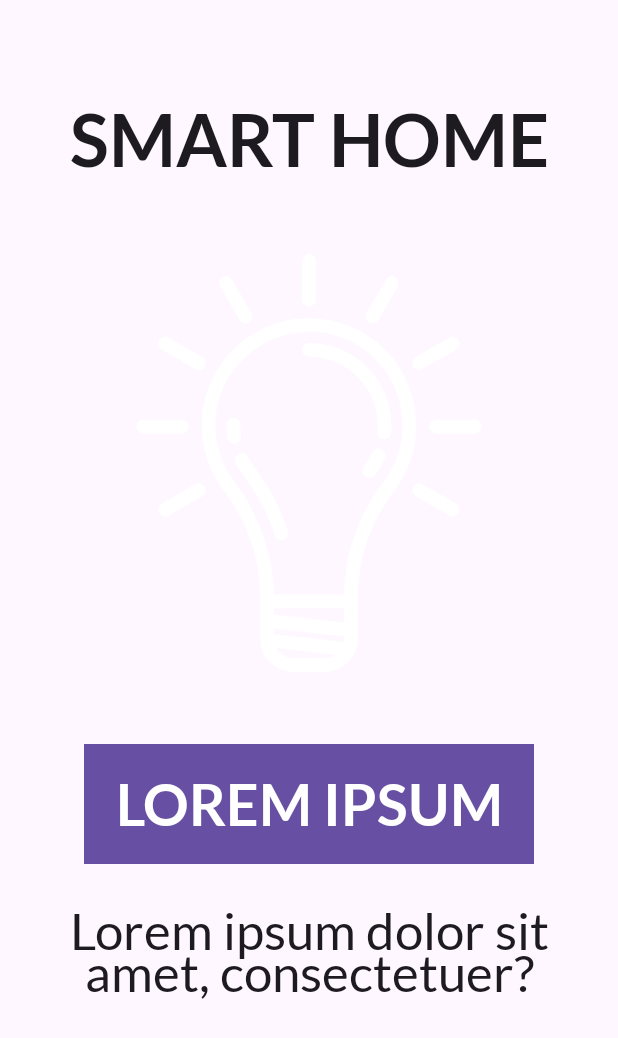
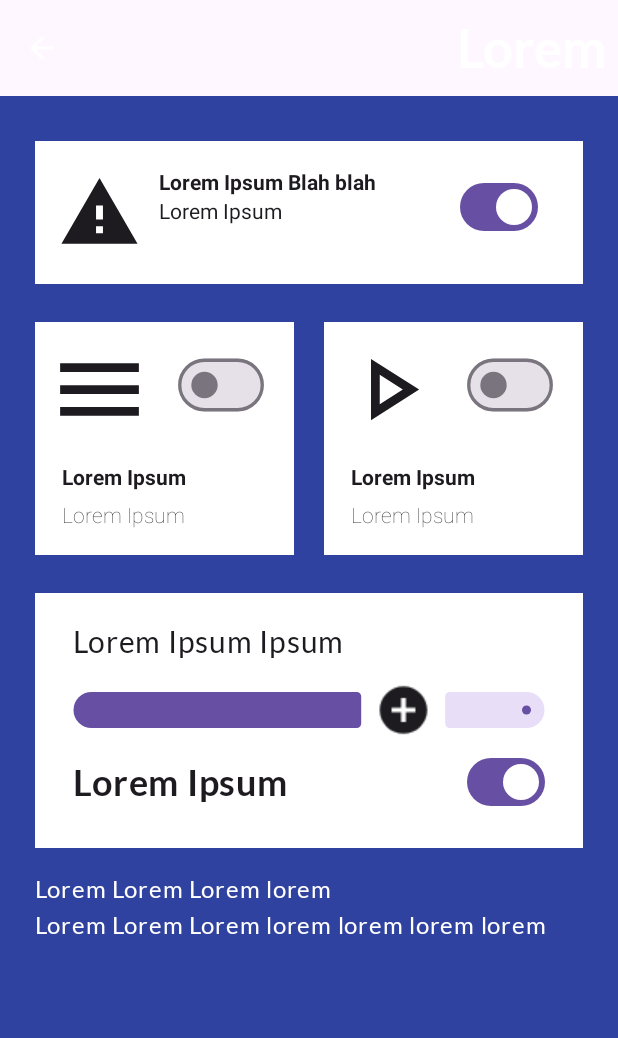
Before and after one commit to GouravShDev/smart_home_app, an Android app built with Jetpack Compose: the screen it shows after launch (MainActivity), on a phone screen of 412 x 824 dp. Shown: the top 1038 px of the screen. Run offline under Robolectric (Android 15) with nearby library versions, the phone set to English and light mode, and no system bars.

Commit message:
feat: added Home Screen

```diff
--- a/src/app/src/main/java/com/gouravsh/smarthomeapp/MainActivity.kt
+++ b/src/app/src/main/java/com/gouravsh/smarthomeapp/MainActivity.kt
@@ -7,7 +7,7 @@ import androidx.compose.foundation.layout.fillMaxSize
 import androidx.compose.material3.Surface
 import androidx.compose.ui.Modifier
 import com.example.compose.SmartHomeAppTheme
-import com.gouravsh.smarthomeapp.screens.IntroScreen
+import com.gouravsh.smarthomeapp.screens.HomeScreen
 
 
 class MainActivity : ComponentActivity() {
@@ -19,7 +19,9 @@ class MainActivity : ComponentActivity() {
                 Surface(
                     modifier = Modifier.fillMaxSize(),
                 ) {
-                    IntroScreen()
+//                    SmartHomeNavHost()
+//                    SignInScreen()
+                    HomeScreen()
                 }
             }
         }
--- /dev/null
+++ b/src/app/src/main/java/com/gouravsh/smarthomeapp/screens/HomeScreen.kt
@@ -0,0 +1,264 @@
+package com.gouravsh.smarthomeapp.screens
+
+import androidx.compose.foundation.layout.Arrangement
+import androidx.compose.foundation.layout.Column
+import androidx.compose.foundation.layout.Row
+import androidx.compose.foundation.layout.Spacer
+import androidx.compose.foundation.layout.fillMaxSize
+import androidx.compose.foundation.layout.fillMaxWidth
+import androidx.compose.foundation.layout.height
+import androidx.compose.foundation.layout.padding
+import androidx.compose.foundation.layout.size
+import androidx.compose.foundation.layout.width
+import androidx.compose.foundation.shape.RoundedCornerShape
+import androidx.compose.material.icons.Icons
+import androidx.compose.material.icons.filled.AddCircle
+import androidx.compose.material.icons.filled.Warning
+import androidx.compose.material.icons.outlined.Menu
+import androidx.compose.material.icons.outlined.PlayArrow
+import androidx.compose.material3.Card
+import androidx.compose.material3.CardDefaults
+import androidx.compose.material3.ExperimentalMaterial3Api
+import androidx.compose.material3.Icon
+import androidx.compose.material3.MaterialTheme
+import androidx.compose.material3.Scaffold
+import androidx.compose.material3.Slider
+import androidx.compose.material3.SliderDefaults
+import androidx.compose.material3.Switch
+import androidx.compose.material3.Text
+import androidx.compose.runtime.Composable
+import androidx.compose.ui.Alignment
+import androidx.compose.ui.Modifier
+import androidx.compose.ui.draw.scale
+import androidx.compose.ui.graphics.Color
+import androidx.compose.ui.graphics.RectangleShape
+import androidx.compose.ui.text.font.FontWeight
+import androidx.compose.ui.tooling.preview.Preview
+import androidx.compose.ui.unit.dp
+import androidx.compose.ui.unit.sp
+import com.gouravsh.smarthomeapp.ui.common.AppTopBar
+import com.gouravsh.smarthomeapp.ui.navigation.NavigationDestination
+
+object HomeScreenDestination : NavigationDestination {
+    override val route: String
+        get() = "home"
+    override val titleRes: Int
+        get() = TODO("Not yet implemented")
+
+}
+
+@OptIn(ExperimentalMaterial3Api::class)
+@Composable
+fun HomeScreen(modifier: Modifier = Modifier) {
+    Scaffold(
+        topBar = { AppTopBar() },
+        containerColor = Color(0xFF30429F)
+    ) { it ->
+        Column(
+            modifier = modifier.padding(
+                bottom = it.calculateBottomPadding(),
+                top = it.calculateTopPadding() + 30.dp, start = 23.dp, end = 23.dp
+            ),
+            horizontalAlignment = Alignment.CenterHorizontally,
+
+            ) {
+            Card(
+                modifier = Modifier.fillMaxWidth(),
+                shape = RectangleShape,
+                colors = CardDefaults.cardColors(
+                    containerColor = Color.White
+                )
+            )
+            {
+
+                Row(modifier = Modifier.padding(horizontal = 15.dp, vertical = 20.dp)) {
+                    Icon(
+                        imageVector = Icons.Filled.Warning, contentDescription = null,
+                        modifier = modifier.size(55.dp)
+                    )
+                    Column(modifier = Modifier.padding(start = 12.dp, end = 16.dp)) {
+                        Text(
+
+                            text = "Lorem Ipsum Blah blah",
+                            style = MaterialTheme.typography.titleMedium,
+                            fontWeight = FontWeight.Bold
+                        )
+                        Spacer(modifier.height(3.dp))
+                        Text(
+                            text = "Lorem Ipsum",
+                            style = MaterialTheme.typography.bodyMedium
+                        )
+                    }
+                    Spacer(modifier = Modifier.width(40.dp))
+                    Switch(modifier = Modifier, checked = true,
+                        onCheckedChange = {})
+                }
+
+
+            }
+            Row(
+                modifier = Modifier
+                    .fillMaxWidth()
+                    .padding(vertical = 25.dp)
+            )
+            {
+
+                Card(
+                    Modifier
+                        .fillMaxWidth()
+                        .weight(0.4f),
+                    shape = RectangleShape,
+                    colors = CardDefaults.cardColors(
+                        containerColor = Color.White
+                    )
+                ) {
+                    Row(modifier = Modifier.padding(vertical = 10.dp, horizontal = 8.dp)) {
+                        Icon(
+                            imageVector = Icons.Outlined.Menu,
+                            contentDescription = null,
+                            modifier = Modifier.size(70.dp)
+                        )
+                        Spacer(Modifier.width(20.dp))
+                        Switch(
+                            modifier = Modifier
+                                .padding(top = 8.dp)
+                                .scale(1.1f), checked = false,
+                            onCheckedChange = {})
+                    }
+                    Column(modifier = Modifier.padding(horizontal = 18.dp)) {
+                        Text(
+                            modifier = Modifier.padding(vertical = 6.dp),
+                            text = "Lorem Ipsum",
+                            style = MaterialTheme.typography.bodyMedium,
+                            fontWeight = FontWeight.Bold
+                        )
+                        Text(
+                            modifier = Modifier.padding(top = 3.dp, bottom = 18.dp),
+                            text = "Lorem Ipsum",
+                            style = MaterialTheme.typography.bodySmall,
+                            fontWeight = FontWeight.ExtraLight
+                        )
+                    }
+                }
+                Spacer(modifier = Modifier.width(20.dp))
+                Card(
+                    Modifier
+                        .fillMaxWidth()
+                        .weight(0.4f),
+                    shape = RectangleShape,
+                    colors = CardDefaults.cardColors(
+                        containerColor = Color.White
+                    )
+                ) {
+                    Row(modifier = Modifier.padding(vertical = 10.dp, horizontal = 8.dp)) {
+                        Icon(
+                            imageVector = Icons.Outlined.PlayArrow,
+                            contentDescription = null,
+                            modifier = Modifier.size(70.dp)
+                        )
+                        Spacer(Modifier.width(20.dp))
+                        Switch(
+                            modifier = Modifier
+                                .padding(top = 8.dp)
+                                .scale(1.1f), checked = false,
+                            onCheckedChange = {})
+                    }
+                    Column(modifier = Modifier.padding(horizontal = 18.dp)) {
+                        Text(
+                            modifier = Modifier.padding(vertical = 6.dp),
+                            text = "Lorem Ipsum",
+                            style = MaterialTheme.typography.bodyMedium,
+                            fontWeight = FontWeight.Bold
+                        )
+                        Text(
+                            modifier = Modifier.padding(top = 3.dp, bottom = 18.dp),
+                            text = "Lorem Ipsum",
+                            style = MaterialTheme.typography.bodySmall,
+                            fontWeight = FontWeight.ExtraLight
+                        )
+                    }
+                }
+
+            }
+            Card(
+                modifier = Modifier.fillMaxWidth(),
+                shape = RectangleShape,
+                colors = CardDefaults.cardColors(
+                    containerColor = Color.White
+                )
+            )
+            {
+                Column(
+                    modifier = Modifier.padding(
+                        vertical = 20.dp,
+                        horizontal = 25.dp
+                    )
+                ) {
+                    Text(
+                        text = "Lorem Ipsum Ipsum",
+                        style = MaterialTheme.typography.bodyLarge,
+                        fontSize = 20.sp
+                    )
+                    Spacer(Modifier.height(10.dp))
+                    Slider(enabled = true,
+                        modifier = Modifier
+                            .scale(1.5f)
+                            .padding(horizontal = 40.dp),
+                        value = 0.7f,
+                        onValueChange = {},
+                        colors = SliderDefaults.colors(
+                            activeTickColor = MaterialTheme.colorScheme.primary
+                        ),
+                        thumb = {
+                            Card(
+                                shape = RoundedCornerShape(25.dp), modifier = Modifier.size(25.dp),
+                                colors = CardDefaults.cardColors(
+                                    containerColor = Color.White
+                                )
+                            ) {
+                                Icon(
+                                    imageVector = Icons.Filled.AddCircle,
+                                    contentDescription = null,
+                                    modifier = Modifier.fillMaxSize()
+                                )
+                            }
+                        }
+                    )
+                    Row(
+                        modifier = Modifier.fillMaxWidth(),
+                        horizontalArrangement = Arrangement.SpaceBetween,
+                        verticalAlignment = Alignment.CenterVertically
+                    ) {
+                        Text(
+                            text = "Lorem Ipsum",
+                            fontWeight = FontWeight.Bold,
+                            fontSize = 24.sp
+                        )
+                        Switch(checked = true, onCheckedChange = {})
+                    }
+                }
+            }
+            Column(
+                Modifier
+                    .fillMaxWidth()
+                    .padding(vertical = 15.dp),
+            ) {
+                Text(
+                    text = "Lorem Lorem Lorem lorem ",
+                    color = Color.White
+                )
+                Text(
+                    text = "Lorem Lorem Lorem lorem lorem lorem lorem",
+                    color = Color.White
+                )
+            }
+
+        }
+    }
+}
+
+@Preview(showBackground = true)
+@Composable
+fun HomeScreenPreview() {
+    HomeScreen()
+}
--- a/src/app/src/main/java/com/gouravsh/smarthomeapp/screens/IntroScreen.kt
+++ b/src/app/src/main/java/com/gouravsh/smarthomeapp/screens/IntroScreen.kt
@@ -36,7 +36,9 @@ object IntroDestination : NavigationDestination {
 @OptIn(ExperimentalMaterial3Api::class)
 @Preview(showBackground = true)
 @Composable
-fun IntroScreen() {
+fun IntroScreen(
+    navigateToSignIn: () -> Unit
+) {
     val imageLoader = ImageLoader.Builder(LocalContext.current)
         .components {
             add(SvgDecoder.Factory())
@@ -69,9 +71,9 @@ fun IntroScreen() {
                     colorFilter = ColorFilter.tint(MaterialTheme.colorScheme.onPrimary)
                 )
                 Box(modifier = Modifier.height(height = 48.dp))
-                PrimaryButton(text = "LOREM IPSUM") {
-
-                }
+                PrimaryButton(
+                    text = "LOREM IPSUM", onClick = navigateToSignIn
+                )
                 Box(modifier = Modifier.height(height = 24.dp))
                 Text(
                     text = "Lorem ipsum dolor sit amet, consectetuer?",
--- a/src/app/src/main/java/com/gouravsh/smarthomeapp/screens/SignInScreen.kt
+++ b/src/app/src/main/java/com/gouravsh/smarthomeapp/screens/SignInScreen.kt
@@ -29,10 +29,18 @@ import androidx.compose.runtime.setValue
 import androidx.compose.ui.Alignment
 import androidx.compose.ui.Modifier
 import androidx.compose.ui.graphics.Color
-import androidx.compose.ui.graphics.RectangleShape
 import androidx.compose.ui.tooling.preview.Preview
 import androidx.compose.ui.unit.dp
+import com.gouravsh.smarthomeapp.R
 import com.gouravsh.smarthomeapp.ui.common.PrimaryButton
+import com.gouravsh.smarthomeapp.ui.navigation.NavigationDestination
+
+object SignInDestination : NavigationDestination {
+    override val route: String
+        get() = "signIn"
+    override val titleRes: Int
+        get() = R.string.signIn_title
+}
 
 @OptIn(ExperimentalMaterial3Api::class)
 @Composable
@@ -95,7 +103,8 @@ fun SignInScreen(
             horizontalArrangement = Arrangement.SpaceBetween
         ) {
             TextButton(
-                modifier = Modifier.width(150.dp)
+                modifier = Modifier
+                    .width(150.dp)
                     .height(80.dp),
                 onClick = { /*TODO*/ },
                 shape = RoundedCornerShape(9.dp),
@@ -111,7 +120,8 @@ fun SignInScreen(
                 )
             }
             TextButton(
-                modifier = Modifier.width(150.dp)
+                modifier = Modifier
+                    .width(150.dp)
                     .height(80.dp),
                 onClick = { /*TODO*/ },
                 shape = RoundedCornerShape(9.dp),
--- /dev/null
+++ b/src/app/src/main/java/com/gouravsh/smarthomeapp/ui/common/TopBar.kt
@@ -0,0 +1,38 @@
+package com.gouravsh.smarthomeapp.ui.common
+
+import androidx.compose.foundation.layout.fillMaxWidth
+import androidx.compose.material.icons.Icons
+import androidx.compose.material.icons.filled.ArrowBack
+import androidx.compose.material3.CenterAlignedTopAppBar
+import androidx.compose.material3.ExperimentalMaterial3Api
+import androidx.compose.material3.Icon
+import androidx.compose.material3.IconButton
+import androidx.compose.material3.Text
+import androidx.compose.runtime.Composable
+import androidx.compose.ui.Modifier
+import androidx.compose.ui.graphics.Color
+import androidx.compose.ui.text.font.FontWeight
+import androidx.compose.ui.text.style.TextAlign
+import androidx.compose.ui.unit.sp
+
+@OptIn(ExperimentalMaterial3Api::class)
+@Composable
+fun AppTopBar(modifier: Modifier = Modifier) {
+    CenterAlignedTopAppBar(
+        title = {
+            Text(
+                "Lorem", modifier.fillMaxWidth(), textAlign = TextAlign.End,
+                fontWeight = FontWeight.Bold,
+                fontSize = 35.sp, color = Color.White
+            )
+        },
+        modifier = modifier,
+        navigationIcon = {
+            IconButton(onClick = { /*TODO*/ }) {
+                Icon(
+                    imageVector = Icons.Filled.ArrowBack, contentDescription = null,
+                    tint = Color.White
+                )
+            }
+        })
+}
--- a/src/app/src/main/java/com/gouravsh/smarthomeapp/ui/navigation/SmartHomeNavGraph.kt
+++ b/src/app/src/main/java/com/gouravsh/smarthomeapp/ui/navigation/SmartHomeNavGraph.kt
@@ -5,23 +5,33 @@ import androidx.compose.ui.Modifier
 import androidx.navigation.NavHostController
 import androidx.navigation.compose.NavHost
 import androidx.navigation.compose.composable
+import androidx.navigation.compose.rememberNavController
 import com.gouravsh.smarthomeapp.screens.IntroDestination
 import com.gouravsh.smarthomeapp.screens.IntroScreen
+import com.gouravsh.smarthomeapp.screens.SignInDestination
+import com.gouravsh.smarthomeapp.screens.SignInScreen
 
 @Composable
 fun SmartHomeNavHost(
-    navController: NavHostController,
+    navController: NavHostController = rememberNavController(),
     modifier: Modifier = Modifier
-){
+) {
     NavHost(
-        navController= navController,
+        navController = navController,
         startDestination = IntroDestination.route,
         modifier = modifier
-    ){
+    ) {
         composable(
             route = IntroDestination.route
-        ){
-            IntroScreen()
+        ) {
+            IntroScreen(navigateToSignIn = { navController.navigate(SignInDestination.route) })
+        }
+        composable(
+            route = SignInDestination.route
+        )
+        {
+            SignInScreen()
         }
     }
+
 }
--- a/src/app/src/main/res/values/strings.xml
+++ b/src/app/src/main/res/values/strings.xml
@@ -1,4 +1,5 @@
 <resources>
     <string name="app_name">Smart Home App</string>
     <string name="intro_title">SMART HOME</string>
+    <string name="signIn_title">Sign In</string>
 </resources>
```
